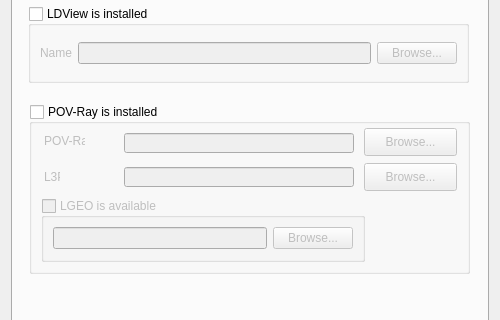
Qt form mainApp/preferences.ui (trevorsandy/lpub3d) before a commit; both pictures show x 0 to 500 and y 193 to 513 of the 500 by 607 pixel window.
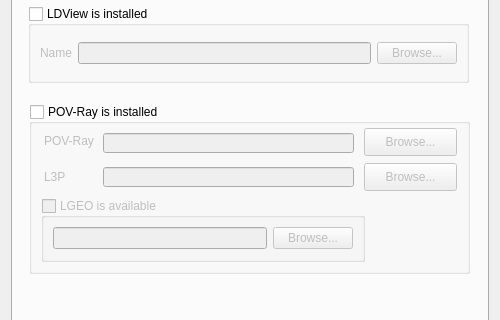
The same form after that commit.

Patch:
```diff
--- a/mainApp/preferences.ui
+++ b/mainApp/preferences.ui
@@ -450,7 +450,7 @@
          <rect>
           <x>15</x>
           <y>29</y>
-          <width>41</width>
+          <width>51</width>
           <height>16</height>
          </rect>
         </property>
@@ -461,9 +461,9 @@
        <widget class="QLineEdit" name="povrayPath">
         <property name="geometry">
          <rect>
-          <x>95</x>
+          <x>74</x>
           <y>29</y>
-          <width>230</width>
+          <width>251</width>
           <height>20</height>
          </rect>
         </property>
@@ -544,9 +544,9 @@
        <widget class="QLineEdit" name="l3pPath">
         <property name="geometry">
          <rect>
-          <x>95</x>
+          <x>74</x>
           <y>63</y>
-          <width>230</width>
+          <width>251</width>
           <height>20</height>
          </rect>
         </property>
@@ -556,7 +556,7 @@
          <rect>
           <x>15</x>
           <y>65</y>
-          <width>16</width>
+          <width>31</width>
           <height>16</height>
          </rect>
         </property>
```
Left out of the diff: 7 changed lines with no effect on the pictures.
